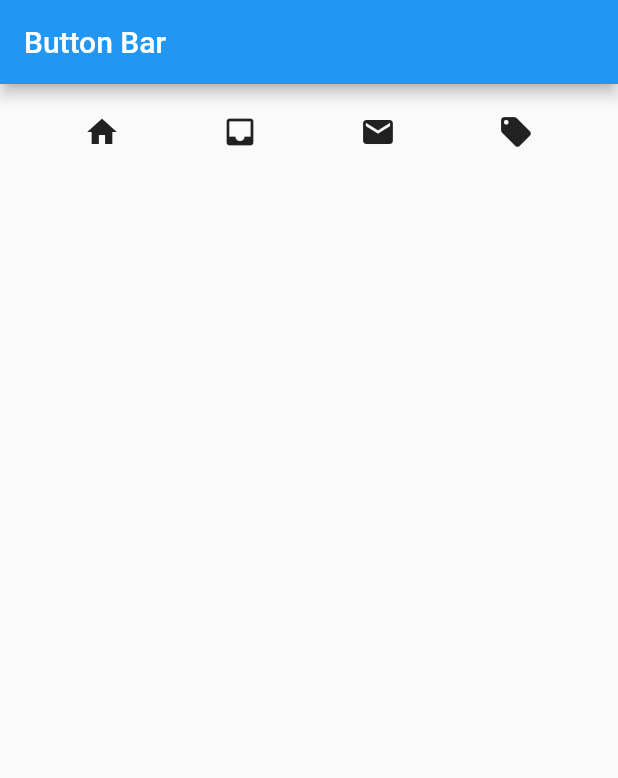
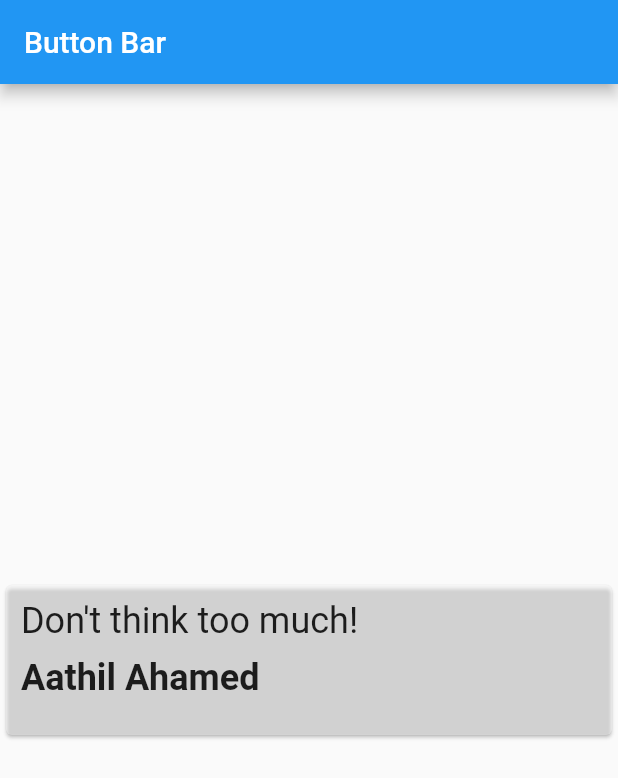
Before and after one commit to aathil-Mr-ITGuy/Teach-Flutter, a Flutter app: the screen it shows after launch, on a phone screen of 412 x 824 dp. Shown: the top 778 px of the screen. Run offline on Flutter 3.47's test engine with Material 2 defaults, Android fonts, the phone set to English and light mode, and no system bars.

Commit message:
Flutter Card

```diff
--- a/lib/main.dart
+++ b/lib/main.dart
@@ -16,33 +16,29 @@ class _MyAppState extends State<MyApp> {
       appBar: AppBar(
         title: Text("Button Bar"),
       ),
-      body: Container(
-        child: ButtonBar(
-          alignment: MainAxisAlignment.spaceEvenly,
-          children: [
-            IconButton(
-                icon: Icon(Icons.home),
-                onPressed: () {
-                  print("Home");
-                }),
-            IconButton(
-                icon: Icon(Icons.inbox),
-                onPressed: () {
-                  print("Inbox");
-                }),
-            IconButton(
-                icon: Icon(Icons.mail),
-                onPressed: () {
-                  print("Mail");
-                }),
-            IconButton(
-                icon: Icon(Icons.local_offer),
-                onPressed: () {
-                  print("Promotion");
-                })
-          ],
+      body: Center(
+          child: Card(
+        color: Colors.white38,
+        child: Container(
+          padding: EdgeInsets.all(10),
+          height: 100,
+          width: double.infinity,
+          child: Column(
+            crossAxisAlignment: CrossAxisAlignment.start,
+            children: [
+              Text(
+                "Don't think too much!",
+                style: TextStyle(fontSize: 24),
+              ),
+              SizedBox(height: 10),
+              Text(
+                "Aathil Ahamed",
+                style: TextStyle(fontSize: 24, fontWeight: FontWeight.bold),
+              )
+            ],
+          ),
         ),
-      ),
+      )),
     );
   }
 }
```
